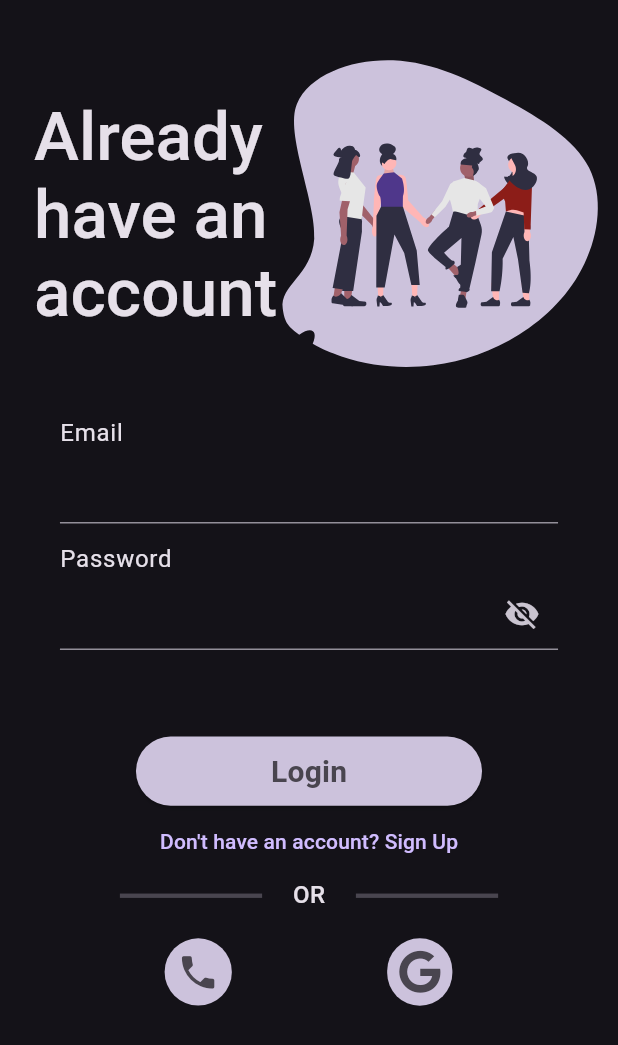
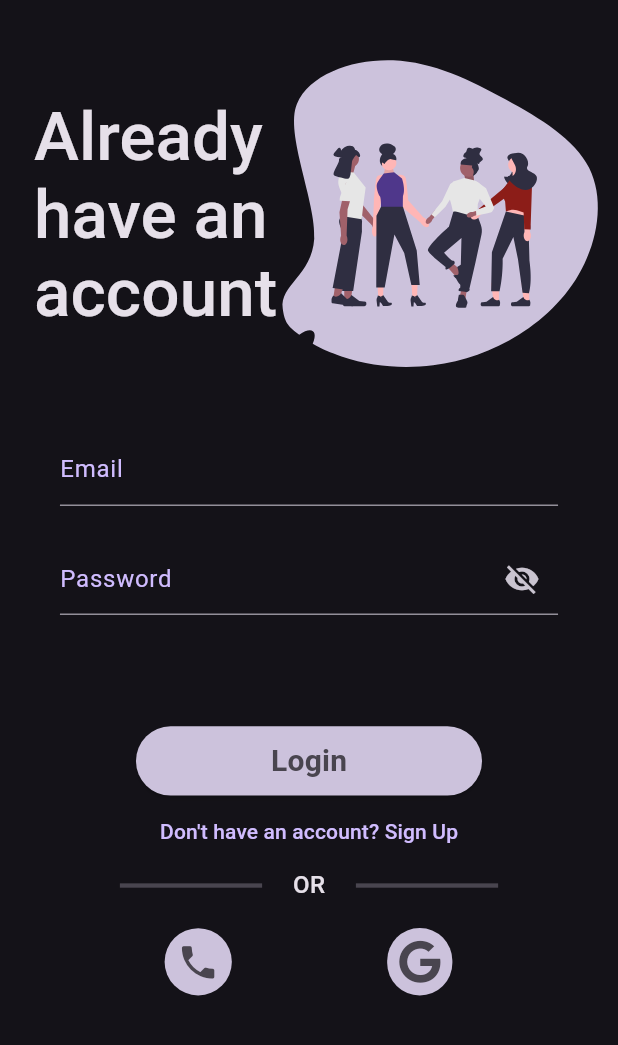
Before and after one commit to Sparsh-R17/SafeHER, a Flutter app: the screen it shows after launch, on a phone screen of 412 x 824 dp. Shown: the top 1045 px of the screen. Run offline on Flutter 3.47's test engine with Material 2 defaults, Android fonts, the phone set to English and light mode, and no system bars; our stand-ins replace connectivity_plus, contacts_service, firebase_auth, firebase_core, firebase_database, flutter_svg and 6 more; missing offline and left inert: shake_event, tflite_flutter; accounts and stored records are empty; project files that could hold a hidden picture were left out.

Commit message:
MedicalInfo Screen added

```diff
--- a/lib/main.dart
+++ b/lib/main.dart
@@ -2,14 +2,15 @@ import 'package:firebase_auth/firebase_auth.dart';
 import 'package:firebase_core/firebase_core.dart';
 import 'package:flutter/material.dart';
 import 'package:flutter/services.dart';
-import 'providers/contacts.dart';
 import 'package:provider/provider.dart';
 
 import '/providers/internet_connectivity.dart';
 import 'firebase_options.dart';
+import 'providers/contacts.dart';
 import 'providers/trigger.dart';
 import 'screens/emergency_contacts.dart';
 import 'screens/main_screen.dart';
+import 'screens/medical_info.dart';
 import 'screens/register_screen.dart';
 
 void main() async {
@@ -69,6 +70,7 @@ class MyApp extends StatelessWidget {
             routes: {
               EmergencyContacts.routeName: (context) =>
                   const EmergencyContacts(),
+              MedicalInfo.routeName: (context) => const MedicalInfo(),
             },
           );
         },
--- a/lib/screens/call_screen.dart
+++ b/lib/screens/call_screen.dart
@@ -199,7 +199,7 @@ class _CallScreenState extends State<CallScreen> {
                 label: Padding(
                   padding: EdgeInsets.only(left: pageWidth * 0.02),
                   child: FittedBox(
-                    fit: BoxFit.contain,
+                    fit: BoxFit.scaleDown,
                     child: Text(
                       'Call 911',
                       style: Theme.of(context)
--- a/lib/screens/home_screen.dart
+++ b/lib/screens/home_screen.dart
@@ -21,7 +21,7 @@ class HomeScreen extends StatelessWidget {
     final pageWidth = MediaQuery.of(context).size.width;
     final connection = Provider.of<InternetConnection>(context);
     final trigger = Provider.of<Trigger>(context);
-    final _auth = FirebaseAuth.instance;
+    final auth = FirebaseAuth.instance;
 
     if (trigger.bannerTrigger == true) {
       Timer(const Duration(seconds: 20), () {
@@ -70,7 +70,7 @@ class HomeScreen extends StatelessWidget {
                             .copyWith(fontWeight: FontWeight.bold),
                       ),
                       Text(
-                        _auth.currentUser!.displayName!,
+                        auth.currentUser!.displayName!,
                         style: Theme.of(context).textTheme.headlineSmall,
                       ),
                     ],
@@ -111,7 +111,6 @@ class HomeScreen extends StatelessWidget {
                               sendSOS(true);
                               print("Banner Cancel!");
                             },
-                            child: const Icon(Icons.close),
                             style: ButtonStyle(
                                 iconColor: MaterialStatePropertyAll(
                                   Theme.of(context).colorScheme.errorContainer,
@@ -121,6 +120,7 @@ class HomeScreen extends StatelessWidget {
                                       .colorScheme
                                       .onErrorContainer,
                                 )),
+                            child: const Icon(Icons.close),
                           ),
                         ])
                   : Container(
--- a/lib/screens/register_screen.dart
+++ b/lib/screens/register_screen.dart
@@ -21,10 +21,10 @@ class _RegisterScreenState extends State<RegisterScreen> {
   Widget build(BuildContext context) {
     final pageWidth = MediaQuery.of(context).size.width;
     final pageHeight = MediaQuery.of(context).size.height;
-    final _firebaseAuth = FirebaseAuth.instance;
+    final firebaseAuth = FirebaseAuth.instance;
     UserCredential userCred;
 
-    void _submit(
+    void submit(
       String email,
       String pass,
       String first,
@@ -33,7 +33,7 @@ class _RegisterScreenState extends State<RegisterScreen> {
     ) async {
       if (auth == Auth.login) {
         try {
-          userCred = await _firebaseAuth.signInWithEmailAndPassword(
+          userCred = await firebaseAuth.signInWithEmailAndPassword(
               email: email, password: pass);
         } on FirebaseAuthException catch (e) {
           ScaffoldMessenger.of(context).showSnackBar(
@@ -49,7 +49,7 @@ class _RegisterScreenState extends State<RegisterScreen> {
         }
       } else {
         try {
-          userCred = await _firebaseAuth.createUserWithEmailAndPassword(
+          userCred = await firebaseAuth.createUserWithEmailAndPassword(
               email: email, password: pass);
           userCred.user!.updateDisplayName("$first $last");
         } on FirebaseAuthException catch (e) {
@@ -113,7 +113,7 @@ class _RegisterScreenState extends State<RegisterScreen> {
               verticalSpacing(pageHeight * 0.012),
               AuthForm(
                 authType: authType,
-                submitForm: _submit,
+                submitForm: submit,
                 screenChange: stateChange,
               ),
             ],
--- a/lib/utils/motion_model.dart
+++ b/lib/utils/motion_model.dart
@@ -73,7 +73,7 @@ void _setOrientation(double anglexy, double angleyz, double anglexz) {
 }
 
 modelTimer() {
-  Timer.periodic(Duration(milliseconds: 50), (timer) {
+  Timer.periodic(const Duration(milliseconds: 50), (timer) {
     y = double.parse(currentState[1].toStringAsFixed(2));
     z = double.parse(currentState[2].toStringAsFixed(2));
     x = double.parse(currentState[0].toStringAsFixed(2));
--- a/lib/widgets/auth_form.dart
+++ b/lib/widgets/auth_form.dart
@@ -1,7 +1,7 @@
 import 'package:flutter/material.dart';
 import 'package:flutter/services.dart';
 import 'package:font_awesome_flutter/font_awesome_flutter.dart';
-import 'package:kavach/services/auth_service.dart';
+import '../services/auth_service.dart';
 
 import '../utils/app_dimension.dart';
 import '../utils/enums.dart';
@@ -81,10 +81,10 @@ class _AuthFormState extends State<AuthForm> {
                             child: Column(
                               crossAxisAlignment: CrossAxisAlignment.start,
                               children: [
-                                Text(
-                                  "First Name",
-                                  style: Theme.of(context).textTheme.bodyLarge,
-                                ),
+                                // Text(
+                                //   "First Name",
+                                //   style: Theme.of(context).textTheme.bodyLarge,
+                                // ),
                                 TextFormField(
                                   textInputAction: TextInputAction.next,
                                   autovalidateMode:
@@ -98,8 +98,23 @@ class _AuthFormState extends State<AuthForm> {
                                     }
                                     return null;
                                   },
-                                  decoration:
-                                      const InputDecoration(errorMaxLines: 2),
+                                  decoration: InputDecoration(
+                                    contentPadding: EdgeInsets.symmetric(
+                                      vertical: pageHeight * 0.001,
+                                    ),
+                                    errorMaxLines: 2,
+                                    label: Text(
+                                      "First Name",
+                                      style: Theme.of(context)
+                                          .textTheme
+                                          .bodyLarge!
+                                          .copyWith(
+                                            color: Theme.of(context)
+                                                .colorScheme
+                                                .primary,
+                                          ),
+                                    ),
+                                  ),
                                   controller: firstName,
                                   style: Theme.of(context)
                                       .textTheme
@@ -115,10 +130,10 @@ class _AuthFormState extends State<AuthForm> {
                             child: Column(
                               crossAxisAlignment: CrossAxisAlignment.start,
                               children: [
-                                Text(
-                                  "Last Name",
-                                  style: Theme.of(context).textTheme.bodyLarge,
-                                ),
+                                // Text(
+                                //   "Last Name",
+                                //   style: Theme.of(context).textTheme.bodyLarge,
+                                // ),
                                 TextFormField(
                                   textInputAction: TextInputAction.next,
                                   controller: lastName,
@@ -133,8 +148,23 @@ class _AuthFormState extends State<AuthForm> {
                                     }
                                     return null;
                                   },
-                                  decoration:
-                                      const InputDecoration(errorMaxLines: 2),
+                                  decoration: InputDecoration(
+                                    errorMaxLines: 2,
+                                    contentPadding: EdgeInsets.symmetric(
+                                      vertical: pageHeight * 0.001,
+                                    ),
+                                    label: Text(
+                                      "Last Name",
+                                      style: Theme.of(context)
+                                          .textTheme
+                                          .bodyLarge!
+                                          .copyWith(
+                                            color: Theme.of(context)
+                                                .colorScheme
+                                                .primary,
+                                          ),
+                                    ),
+                                  ),
                                   style: Theme.of(context)
                                       .textTheme
                                       .bodyLarge!
@@ -148,11 +178,11 @@ class _AuthFormState extends State<AuthForm> {
                       )
                     ],
                   ),
-                verticalSpacing(pageHeight * 0.015),
-                Text(
-                  "Email",
-                  style: Theme.of(context).textTheme.bodyLarge,
-                ),
+                verticalSpacing(pageHeight * 0.03),
+                // Text(
+                //   "Email",
+                //   style: Theme.of(context).textTheme.bodyLarge,
+                // ),
                 TextFormField(
                   keyboardType: TextInputType.emailAddress,
                   autovalidateMode: AutovalidateMode.onUserInteraction,
@@ -167,17 +197,28 @@ class _AuthFormState extends State<AuthForm> {
                   },
                   controller: email,
                   textInputAction: TextInputAction.next,
+                  decoration: InputDecoration(
+                    label: Text(
+                      "Email",
+                      style: Theme.of(context).textTheme.bodyLarge!.copyWith(
+                            color: Theme.of(context).colorScheme.primary,
+                          ),
+                    ),
+                    contentPadding: EdgeInsets.symmetric(
+                      vertical: pageHeight * 0.001,
+                    ),
+                  ),
                   style: Theme.of(context)
                       .textTheme
                       .bodyLarge!
                       .copyWith(color: Colors.white)
                       .apply(fontSizeFactor: 1.125),
                 ),
-                verticalSpacing(pageHeight * 0.015),
-                Text(
-                  "Password",
-                  style: Theme.of(context).textTheme.bodyLarge,
-                ),
+                verticalSpacing(pageHeight * 0.03),
+                // Text(
+                //   "Password",
+                //   style: Theme.of(context).textTheme.bodyLarge,
+                // ),
                 TextFormField(
                   style: Theme.of(context)
                       .textTheme
@@ -197,6 +238,15 @@ class _AuthFormState extends State<AuthForm> {
                     return null;
                   },
                   decoration: InputDecoration(
+                    label: Text(
+                      "Password",
+                      style: Theme.of(context).textTheme.bodyLarge!.copyWith(
+                            color: Theme.of(context).colorScheme.primary,
+                          ),
+                    ),
+                    contentPadding: EdgeInsets.symmetric(
+                      vertical: pageHeight * 0.001,
+                    ),
                     suffixIcon: IconButton(
                       icon: _obscure1
                           ? const Icon(Icons.visibility_off)
@@ -213,11 +263,11 @@ class _AuthFormState extends State<AuthForm> {
                   Column(
                     crossAxisAlignment: CrossAxisAlignment.start,
                     children: [
-                      verticalSpacing(pageHeight * 0.015),
-                      Text(
-                        "Confirm Password",
-                        style: Theme.of(context).textTheme.bodyLarge,
-                      ),
+                      verticalSpacing(pageHeight * 0.03),
+                      // Text(
+                      //   "Confirm Password",
+                      //   style: Theme.of(context).textTheme.bodyLarge,
+                      // ),
                       TextFormField(
                         obscureText: _obscure2,
                         autovalidateMode: AutovalidateMode.onUserInteraction,
@@ -230,6 +280,18 @@ class _AuthFormState extends State<AuthForm> {
                         obscuringCharacter: '*',
                         controller: confPass,
                         decoration: InputDecoration(
+                          label: Text(
+                            "Confirm Password",
+                            style: Theme.of(context)
+                                .textTheme
+                                .bodyLarge!
+                                .copyWith(
+                                    color:
+                                        Theme.of(context).colorScheme.primary),
+                          ),
+                          contentPadding: EdgeInsets.symmetric(
+                            vertical: pageHeight * 0.001,
+                          ),
                           suffixIcon: IconButton(
                             icon: _obscure2
                                 ? const Icon(Icons.visibility_off)
@@ -252,6 +314,7 @@ class _AuthFormState extends State<AuthForm> {
               ],
             ),
           ),
+          verticalSpacing(pageHeight * 0.02),
           Center(
             child: SizedBox(
               width: pageWidth * 0.56,
```
Also changed, not shown: lib/screens/info_screen.dart (+4 -35 lines), lib/screens/medical_info.dart (added, +207 -0 lines), lib/widgets/info_tile.dart (added, +56 -0 lines).
